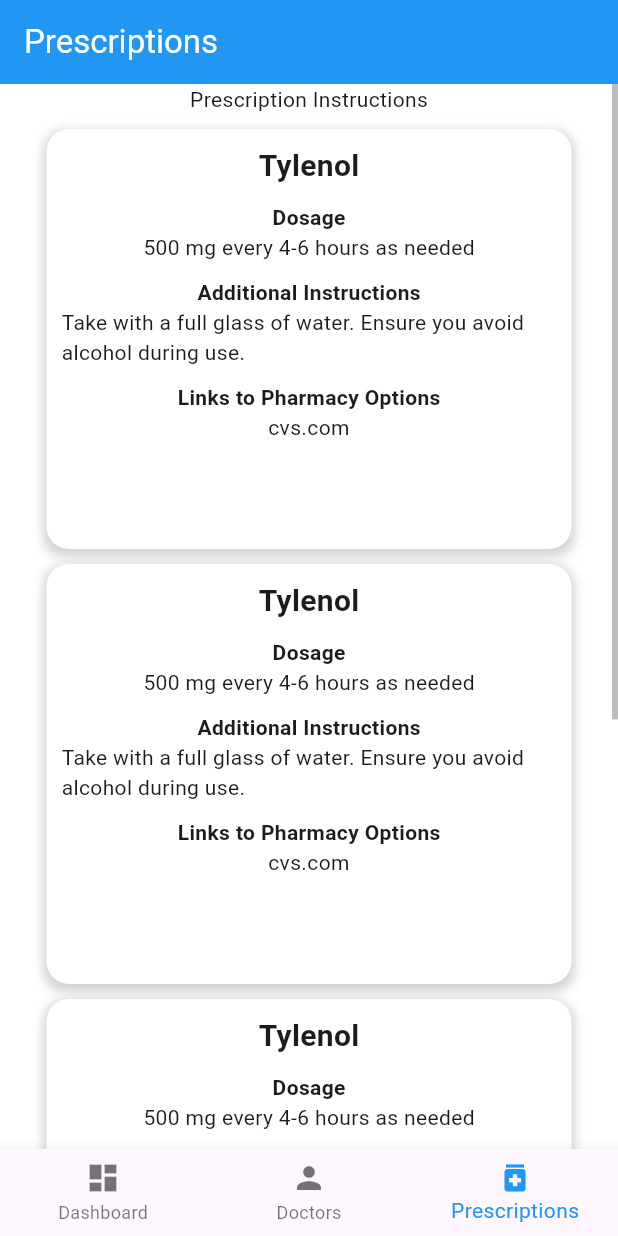
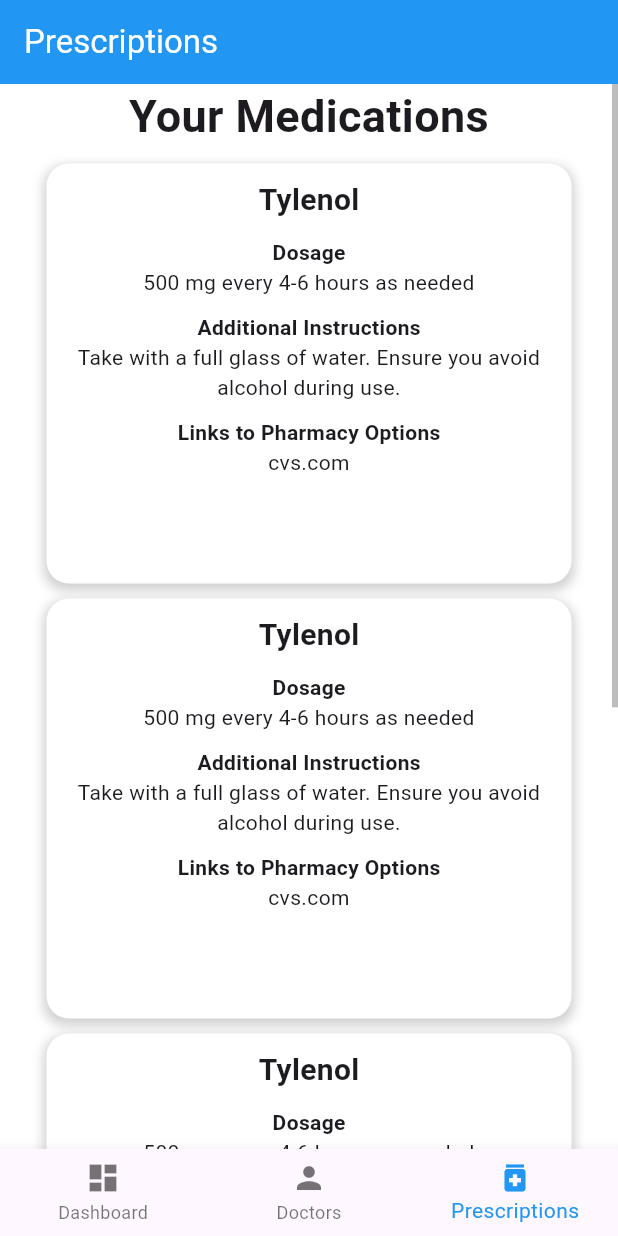
Before and after one commit to MadhavanNarkeeran/MobileDoc, a Flutter app: the screen it shows after launch, item 3 of the bottom bar chosen, on a phone screen of 412 x 824 dp. Run offline on Flutter 3.47's test engine with Material 3 defaults, Android fonts, the phone set to English and light mode, and no system bars; our stand-ins replace syncfusion_flutter_calendar.

Commit message:
Doing couple fixes to the Prescription Page

```diff
--- a/lib/views/prescriptions/medication_information_template.dart
+++ b/lib/views/prescriptions/medication_information_template.dart
@@ -40,12 +40,18 @@
                 const Text("Dosage",
                     style:
                         TextStyle(fontSize: 14, fontWeight: FontWeight.bold)),
-                Text(dosage),
+                Text(
+                  dosage,
+                  textAlign: TextAlign.center,
+                ),
                 const SizedBox(height: 10),
                 const Text("Additional Instructions",
                     style:
                         TextStyle(fontSize: 14, fontWeight: FontWeight.bold)),
-                Text(instruction),
+                Text(
+                  instruction,
+                  textAlign: TextAlign.center,
+                ),
                 const SizedBox(height: 10),
                 const Text("Links to Pharmacy Options",
                     style:
--- a/lib/views/prescriptions/prescriptions_page.dart
+++ b/lib/views/prescriptions/prescriptions_page.dart
@@ -14,7 +14,14 @@
           child: Center(
             child: Column(
               children: [
-                const Text("Prescription Instructions"),
+                const Text(
+                  "Your Medications",
+                  style: TextStyle(
+                    fontSize: 30,
+                    fontWeight: FontWeight.bold
+                  ),
+                  textAlign: TextAlign.center,
+                ),
                 const SizedBox(height: 10),
                 const MedicationInformationTemplate(
                   medication: "Tylenol",
```
